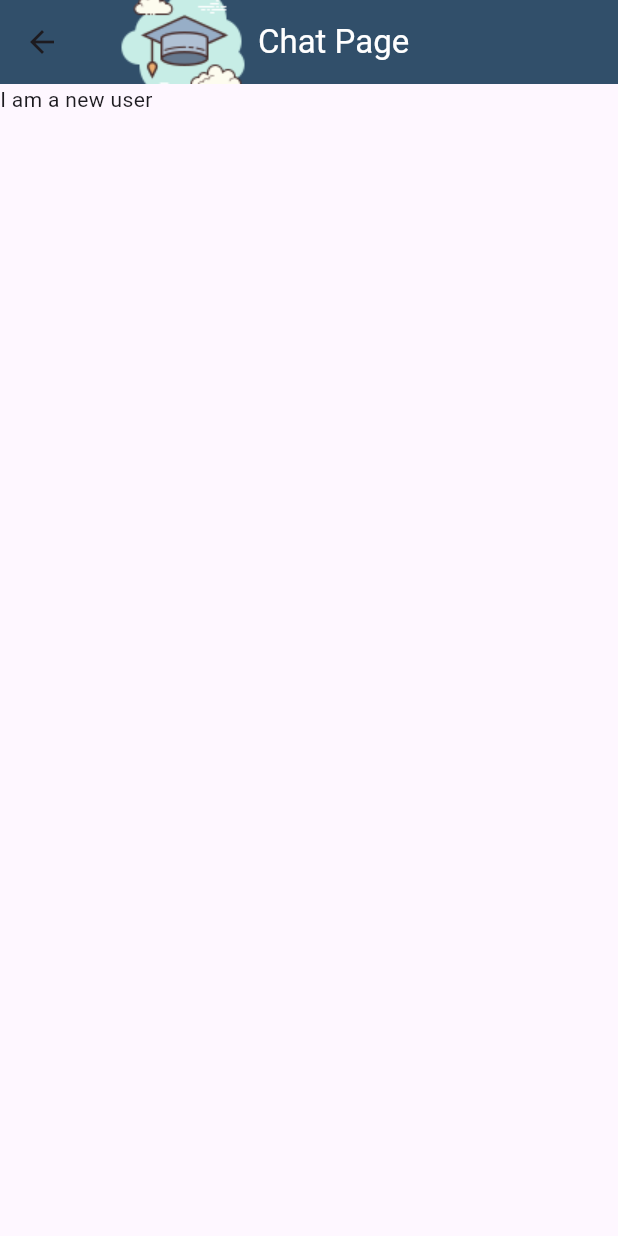
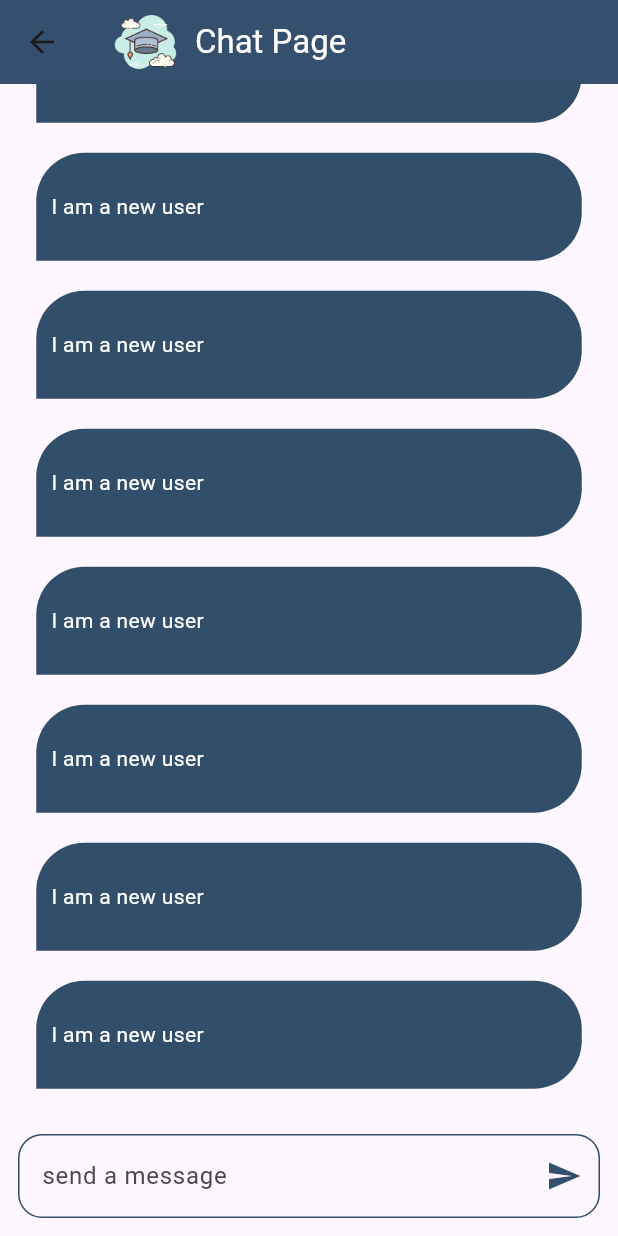
Before and after one commit to MayaElewa/chatappnew, a Flutter app: the chatpage screen opened by its route, on a phone screen of 412 x 824 dp. Run offline on Flutter 3.47's test engine with Material 3 defaults, Android fonts, the phone set to English and light mode, and no system bars; our stand-ins replace cloud_firestore, firebase_auth, firebase_core, modal_progress_hud_nsn; accounts and stored records are empty.

Commit message:
Implement chat functionality with Firestore integration and UI updates

```diff
--- a/lib/main.dart
+++ b/lib/main.dart
@@ -28,7 +28,7 @@ class Scholarchat extends StatelessWidget {
       routes: {
         LoginPage.id: (context) => LoginPage(),
         RegisterPage.id: (context) => RegisterPage(),
-        chatpage.id: (context) => chatpage()
+        chatpage.id: (context) => chatpage(),
       },
       initialRoute: LoginPage.id, // ✅ Match the route key in the map
 
--- a/lib/pages/chatpage.dart
+++ b/lib/pages/chatpage.dart
@@ -1,29 +1,108 @@
 import 'package:chatapp/widgets/const.dart';
 import 'package:flutter/material.dart';
-import 'package:chatapp/widgets/const.dart';
+import 'package:chatapp/widgets/chatbubble.dart';
+import 'package:cloud_firestore/cloud_firestore.dart';
 
 class chatpage extends StatelessWidget {
   static String id = "chatpage";
 
+   chatpage({super.key});
+
+  final _controller = ScrollController();
+
+//  FirebaseFirestore firestore = FirebaseFirestore.instance;
+//  CollectionReference users = FirebaseFirestore.instance.collection("messages");
+CollectionReference messages =
+      FirebaseFirestore.instance.collection(kmessagescollections);
+  TextEditingController controller = TextEditingController();
+
   @override
   Widget build(BuildContext context) {
+
+
     return Scaffold(
       appBar: AppBar(
-          backgroundColor: kprimarycolor,
-          // title: const Text('Chat Page', style: TextStyle(color: Colors.white)),
-          centerTitle: true,
-          title: Row(
-            children: [
-              Image.asset(klogo),
-              const Text('Chat Page', style: TextStyle(color: Colors.white))
-            ],
-          )),
+        backgroundColor: kprimarycolor,
+        // title: const Text('Chat Page', style: TextStyle(color: Colors.white)),
+        // centerTitle: true,
+        title: Row(
+          children: [
+            Image.asset(
+              klogo,
+              height: 50,
+            ),
+            const SizedBox(
+              width: 8,
+            ),
+            const Text('Chat Page', style: TextStyle(color: Colors.white)),
+          ],
+        ),
+        centerTitle: true,
+      ),
       // body: const Center(
       //   child: Text('Welcome to the Chat Page!'),
       // ),
-      body: Container(
-        child: const Text("I am a new user"),
+      body: Column(
+        children: [
+          Expanded(
+            child: ListView.builder(
+               reverse: true,
+                 controller: _controller,
+              padding: const EdgeInsets.all(8.16),
+              itemCount: 20,
+              itemBuilder: (context, index) {
+                return const chatbubble();
+              },
+            ),
+          ),
+
+          Padding(
+            padding: const EdgeInsets.all(12),
+            child: TextField(
+                controller: controller,
+                onSubmitted: (data) {
+                  messages.add({"message": data});
+                    controller.clear();
+
+                },
+
+
+                // onSubmitted: (data) {
+                //   messages.add({"message": data});
+                //   controller.clear();
+                // },
+                decoration: InputDecoration(
+                    hintText: "send a message",
+                    suffixIcon: Icon(
+                      Icons.send,
+                      color: kprimarycolor,
+                    ),
+                    border: OutlineInputBorder(
+                      borderRadius: BorderRadius.circular(16),
+                    ),
+                    enabledBorder: OutlineInputBorder(
+                        borderRadius: BorderRadius.circular(16),
+                        borderSide: BorderSide(
+                          color: kprimarycolor,
+                        )))),
+          ),
+
+          //   child: ListView.builder(
+          // itemBuilder: (context, index) {
+          // return const chatbubble();
+          //}
+        ],
       ),
     );
   }
 }
+
+// ]
+//)
+//)
+
+//body:
+
+
+// #274460
+//#006488 -> me
--- /dev/null
+++ b/lib/widgets/chatbubble.dart
@@ -0,0 +1,35 @@
+import 'package:chatapp/widgets/const.dart';
+import 'package:flutter/material.dart';
+
+class chatbubble extends StatelessWidget {
+  const chatbubble({
+    super.key,
+  });
+
+  @override
+  Widget build(BuildContext context) {
+    return Align(
+      alignment: Alignment.centerLeft,
+      child: Container(
+
+          alignment: Alignment.centerLeft,
+          padding: const EdgeInsets.only(left: 10, top: 26, bottom: 26, right: 5 ),
+          margin:  const EdgeInsets.symmetric(horizontal: 16, vertical: 10),
+          decoration: BoxDecoration(
+           //  color: kprimarycolor,
+            borderRadius: const BorderRadius.only(
+                topLeft: Radius.circular(32),
+                topRight: Radius.circular(32),
+                bottomRight: Radius.circular(32)
+                ),
+                  color: kprimarycolor,
+          ),
+
+          child:
+              const Text("I am a new user ",
+                  style: TextStyle(
+                    color: Colors.white,
+                  ))),
+    );
+  }
+}
--- a/lib/widgets/const.dart
+++ b/lib/widgets/const.dart
@@ -3,3 +3,5 @@ import 'package:flutter/material.dart';
 Color kprimarycolor = const Color(0xff314F6A);
 
 String klogo = "assets/images/scholar.png";
+
+const kmessagescollections = "messages";
--- a/pubspec.yaml
+++ b/pubspec.yaml
@@ -38,6 +38,7 @@ dependencies:
   firebase_core: ^2.15.1
   firebase_auth: ^4.9.0
   modal_progress_hud_nsn: ^0.5.1
+  cloud_firestore: ^4.15.8
 
 dev_dependencies:
   flutter_test:
```
Also changed, not shown: pubspec.lock, 3 other files.
